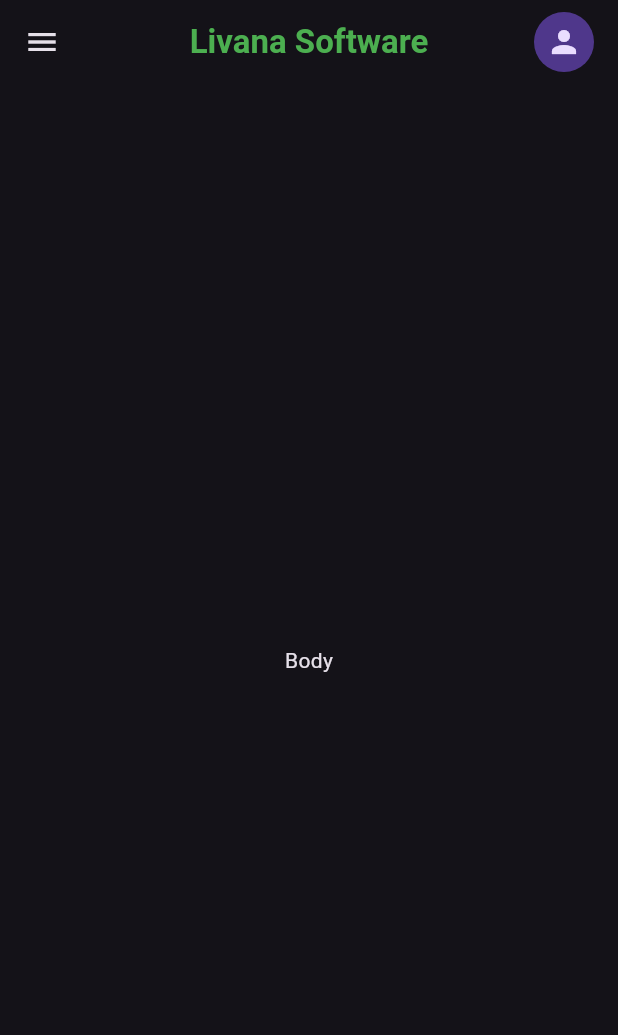
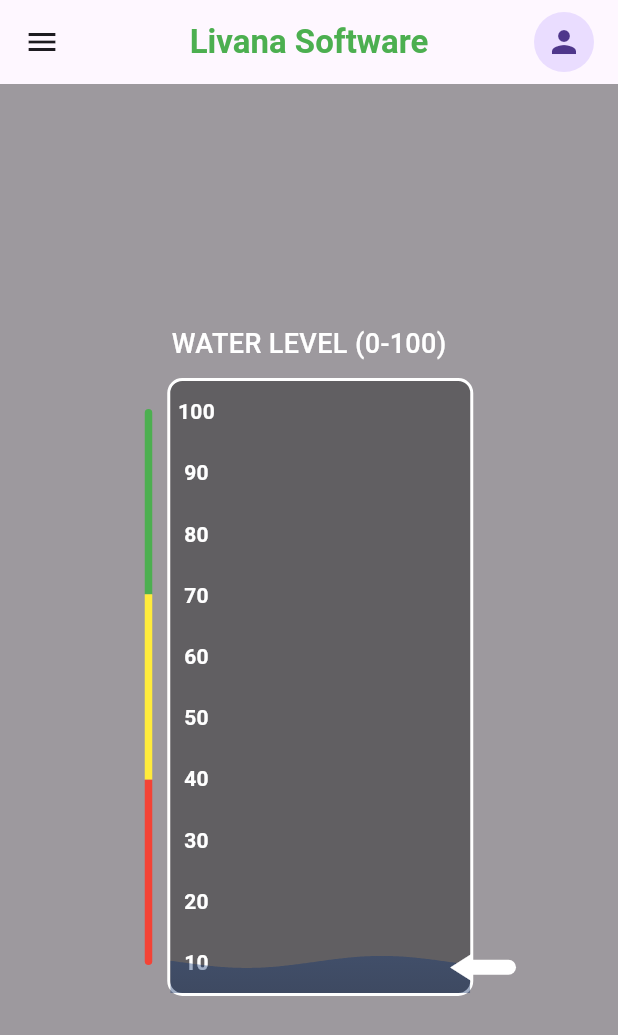
Before and after one commit to nhuquan/livana-home, a Flutter app: the LandingPage screen opened by its route, on a phone screen of 412 x 824 dp. Shown: the top 1035 px of the screen. Run offline on Flutter 3.47's test engine with Material 3 defaults, Android fonts, the phone set to English and light mode, and no system bars; our stand-ins replace flutter_riverpod; network calls fail.

Commit message:
add home page

```diff
--- a/lib/main.dart
+++ b/lib/main.dart
@@ -2,8 +2,8 @@ import 'package:flutter/foundation.dart';
 import 'package:flutter/material.dart';
 import 'package:flutter/semantics.dart';
 import 'package:flutter_riverpod/flutter_riverpod.dart';
-import 'package:livana/landing_page.dart';
-import 'package:livana/onboarding_page.dart';
+import 'package:livana/pages/landing_page.dart';
+import 'package:livana/pages/onboarding_page.dart';
 
 void main() {
   runApp(const ProviderScope(child: MyApp()));
--- a/lib/landing_page.dart
+++ b/lib/pages/landing_page.dart
@@ -1,4 +1,5 @@
 import 'package:flutter/material.dart';
+import 'package:livana/widgets/wave_animation_controller.dart';
 
 class LandingPage extends StatelessWidget {
   LandingPage({super.key});
@@ -11,7 +12,7 @@ class LandingPage extends StatelessWidget {
     final bool isLargeScreen = width > 800;
 
     return Theme(
-      data: ThemeData.dark(),
+      data: ThemeData.light(),
       child: Scaffold(
         key: _scaffoldKey,
         appBar: AppBar(
@@ -47,9 +48,7 @@ class LandingPage extends StatelessWidget {
         ),
         drawer: isLargeScreen ? null : _drawer(),
         body: const Center(
-          child: Text(
-            "Body",
-          ),
+          child: WaterWaveAnimationPage()
         ),
       ),
     );
@@ -90,9 +89,9 @@ class LandingPage extends StatelessWidget {
 }
 
 final List<String> _menuItems = <String>[
+  'Products',
+  'Blog',
   'About',
-  'Products',
-  'Services',
 ];
 
 enum Menu { itemOne, itemTwo, itemThree }
--- /dev/null
+++ b/lib/widgets/water_wave_annimation_page.dart
@@ -0,0 +1,148 @@
+import 'package:flutter/material.dart';
+import 'dart:math' as math;
+
+import 'package:livana/widgets/wave_clipper.dart';
+
+class WaveAnimationContainer extends StatefulWidget {
+  const WaveAnimationContainer(
+      {super.key,
+        required this.colors,
+        required this.height,
+        this.seconds = 2000,
+        this.width = 200});
+
+  final List<Color> colors;
+  final double height;
+  final double width;
+  final int seconds;
+
+  @override
+  State<WaveAnimationContainer> createState() => _WaveAnimationContainerState();
+}
+
+class _WaveAnimationContainerState extends State<WaveAnimationContainer>
+    with SingleTickerProviderStateMixin {
+  late AnimationController _controller;
+  final List<Offset> _points = [];
+
+  final int waveSinWidth = 2;
+  final int waveHeight = 4;
+
+  @override
+  void initState() {
+    super.initState();
+
+    _controller = AnimationController(
+      vsync: this,
+      duration: const Duration(milliseconds: 1500),
+    )
+      ..forward()
+      ..repeat();
+
+    _controller.addListener(() {
+      _points.clear();
+      for (int i = 0; i <= widget.width; i++) {
+        _points.add(
+          Offset(
+              i.toDouble(),
+              math.sin(((_controller.value * 360 - i) % 360 * (math.pi / 180)) *
+                  waveSinWidth) *
+                  waveHeight +
+                  widget.height),
+        );
+      }
+    });
+  }
+
+  @override
+  void didUpdateWidget(covariant WaveAnimationContainer oldWidget) {
+    super.didUpdateWidget(oldWidget);
+    if (widget.seconds != oldWidget.seconds) {
+      _controller.duration = Duration(milliseconds: widget.seconds);
+      if (_controller.isAnimating) {
+        _controller
+          ..forward()
+          ..repeat();
+      }
+    }
+  }
+
+  @override
+  void dispose() {
+    _controller.dispose();
+    super.dispose();
+  }
+
+  @override
+  Widget build(BuildContext context) {
+    return Container(
+      height: MediaQuery.of(context).size.height * 0.5,
+      decoration: BoxDecoration(
+        color: Colors.black38,
+        border: Border.all(
+          color: Colors.white,
+          width: 2,
+        ),
+        borderRadius: BorderRadius.circular(10),
+      ),
+      child: Stack(
+        children: [
+          SizedBox(
+            height: (MediaQuery.of(context).size.height * 0.5),
+            child: Column(
+              crossAxisAlignment: CrossAxisAlignment.center,
+              mainAxisAlignment: MainAxisAlignment.center,
+              children: List.generate(
+                100,
+                    (index) => ((index + 1) % 10 == 0)
+                    ? Expanded(
+                  child: Center(
+                    child: Padding(
+                      padding: const EdgeInsets.only(left: 5),
+                      child: Text(
+                        '${index + 1}',
+                        overflow: TextOverflow.visible,
+                        style: const TextStyle(
+                          fontSize: 14,
+                          color: Colors.white,
+                          fontWeight: FontWeight.bold,
+                        ),
+                      ),
+                    ),
+                  ),
+                )
+                    : const SizedBox.shrink(),
+              ).reversed.toList(),
+            ),
+          ),
+          AnimatedBuilder(
+            animation: _controller.drive(
+              CurveTween(curve: Curves.easeInOut),
+            ),
+            builder: (context, child) {
+              return ClipPath(
+                clipper: WaveClipper(
+                  points: _points,
+                ),
+                child: AnimatedContainer(
+                  duration: const Duration(milliseconds: 500),
+                  height: MediaQuery.of(context).size.height * 0.5,
+                  width: widget.width,
+                  decoration: BoxDecoration(
+                    color: Colors.black38,
+                    gradient: LinearGradient(
+                      begin: Alignment.topCenter,
+                      end: Alignment.bottomCenter,
+                      colors: widget.colors,
+                      // stops: [0.0, 0.3, 0.6],
+                    ),
+                  ),
+                ),
+              );
+            },
+          ),
+        ],
+      ),
+    );
+  }
+}
--- /dev/null
+++ b/lib/widgets/wave_animation_controller.dart
@@ -0,0 +1,130 @@
+import 'package:flutter/material.dart';
+import 'package:livana/widgets/water_wave_annimation_page.dart';
+import 'package:livana/widgets/wave_slide_icon.dart';
+
+class WaterWaveAnimationPage extends StatefulWidget {
+  const WaterWaveAnimationPage({super.key});
+
+  static PageRoute route() =>
+      MaterialPageRoute(builder: (_) => const WaterWaveAnimationPage());
+
+  @override
+  State<WaterWaveAnimationPage> createState() => _WaterWaveAnimationPageState();
+}
+
+class _WaterWaveAnimationPageState extends State<WaterWaveAnimationPage> {
+  double height = 0.47;
+  final double min = 0.47;
+  final double max = 0.02;
+
+  void _increaseHeight() {
+    setState(() {
+      height <= max ? max : height -= 0.003;
+    });
+  }
+
+  void _decreaseHeight() {
+    setState(() {
+      height >= min ? min : height += 0.003;
+    });
+  }
+
+  @override
+  Widget build(BuildContext context) {
+    return Scaffold(
+      backgroundColor: Colors.black38,
+      body: SafeArea(
+        child: Center(
+          child: Column(
+            mainAxisSize: MainAxisSize.min,
+            children: [
+              const Text(
+                'WATER LEVEL (0-100)',
+                style: TextStyle(
+                  fontSize: 18,
+                  color: Colors.white,
+                  fontWeight: FontWeight.w500,
+                ),
+              ),
+              const SizedBox(height: 10),
+              Stack(
+                children: [
+                  Row(
+                    crossAxisAlignment: CrossAxisAlignment.center,
+                    mainAxisAlignment: MainAxisAlignment.center,
+                    children: [
+                      Padding(
+                        padding: const EdgeInsets.only(right: 10),
+                        child: SizedBox(
+                          height:
+                          (MediaQuery.of(context).size.height * 0.5) * 0.9,
+                          width: 5,
+                          child: Column(
+                            children: [
+                              Expanded(
+                                child: Container(
+                                  decoration: const BoxDecoration(
+                                    color: Colors.green,
+                                    borderRadius: BorderRadius.only(
+                                      topLeft: Radius.circular(50),
+                                      topRight: Radius.circular(50),
+                                    ),
+                                  ),
+                                ),
+                              ),
+                              Expanded(
+                                child: Container(
+                                  decoration: const BoxDecoration(
+                                    color: Colors.yellow,
+                                  ),
+                                ),
+                              ),
+                              Expanded(
+                                child: Container(
+                                  decoration: const BoxDecoration(
+                                    color: Colors.red,
+                                    borderRadius: BorderRadius.only(
+                                      bottomLeft: Radius.circular(50),
+                                      bottomRight: Radius.circular(50),
+                                    ),
+                                  ),
+                                ),
+                              ),
+                            ],
+                          ),
+                        ),
+                      ),
+                      WaveAnimationContainer(
+                        height: MediaQuery.of(context).size.height * height,
+                        seconds: height <= (min / 2) ? 1000 : 1500,
+                        colors: const [
+                          Colors.blue,
+                          Colors.blueAccent,
+                          Color.fromARGB(255, 5, 39, 97),
+                        ],
+                      ),
+                    ],
+                  ),
+                  Positioned(
+                    left: (MediaQuery.of(context).size.width / 2) + 88,
+                    top: (MediaQuery.of(context).size.height - 20) * height,
+                    child: GestureDetector(
+                      onVerticalDragUpdate: (details) {
+                        if (details.delta.dy > 0) {
+                          _decreaseHeight();
+                        } else {
+                          _increaseHeight();
+                        }
+                      },
+                      child: const WaveSlideIcon(),
+                    ),
+                  ),
+                ],
+              ),
+            ],
+          ),
+        ),
+      ),
+    );
+  }
+}
--- /dev/null
+++ b/lib/widgets/wave_clipper.dart
@@ -0,0 +1,17 @@
+import 'package:flutter/material.dart';
+
+class WaveClipper extends CustomClipper<Path> {
+  WaveClipper({required this.points});
+  final List<Offset> points;
+  @override
+  Path getClip(Size size) {
+    final path = Path();
+    path.addPolygon(points, false);
+    path.lineTo(size.width, size.height);
+    path.lineTo(0, size.height);
+    return path;
+  }
+
+  @override
+  bool shouldReclip(CustomClipper<Path> oldClipper) => true;
+}
--- /dev/null
+++ b/lib/widgets/wave_slide_icon.dart
@@ -0,0 +1,49 @@
+import 'dart:math';
+
+import 'package:flutter/material.dart';
+
+class WaveSlideIcon extends StatelessWidget {
+  const WaveSlideIcon({
+    super.key,
+  });
+
+  @override
+  Widget build(BuildContext context) {
+    return SizedBox(
+      height: 30,
+      width: 60,
+      child: Stack(
+        children: [
+          Positioned(
+            top: 2,
+            bottom: 0,
+            left: 0,
+            child: Transform.rotate(
+              angle: (180 * pi) / 180,
+              child: const Icon(
+                Icons.play_arrow,
+                size: 30,
+                color: Colors.white,
+              ),
+            ),
+          ),
+          Positioned(
+            left: 20,
+            top: 10,
+            bottom: 10,
+            child: Container(
+              width: 30,
+              decoration: const BoxDecoration(
+                color: Colors.white,
+                borderRadius: BorderRadius.only(
+                  topRight: Radius.circular(10),
+                  bottomRight: Radius.circular(10),
+                ),
+              ),
+            ),
+          ),
+        ],
+      ),
+    );
+  }
+}
```
Also changed, not shown: lib/pages/onboarding_page.dart (renamed from lib/onboarding_page.dart), 5 other files.
